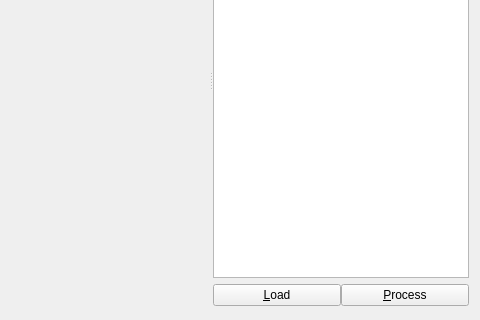
First picture: the form in app/src/tools/core/tabs/PostProcessWidget.ui, repository dysonltd-zz/gts, before the edit; both pictures show x 160 to 640 and y 160 to 480 of the 640 by 480 pixel window.
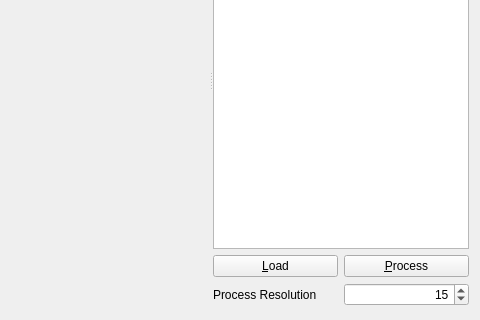
Second picture: the form after the edit. Custom widgets are drawn as their Qt base class.

Commit message: Quick fix to let user set the post process resolution rather than hard coding it or getting it from camera config (the right way)

```diff
--- a/app/src/tools/core/tabs/PostProcessWidget.ui
+++ b/app/src/tools/core/tabs/PostProcessWidget.ui
@@ -117,10 +117,7 @@
           </widget>
          </item>
          <item>
-          <layout class="QHBoxLayout" name="horizontalLayout_2_1">
-           <property name="spacing">
-            <number>0</number>
-           </property>
+          <layout class="QGridLayout" name="gridLayout">
            <property name="leftMargin">
             <number>0</number>
            </property>
@@ -133,7 +130,7 @@
            <property name="bottomMargin">
             <number>3</number>
            </property>
-           <item>
+           <item row="0" column="0">
             <widget class="QPushButton" name="m_loadDataBtn">
              <property name="enabled">
               <bool>true</bool>
@@ -143,7 +140,7 @@
              </property>
             </widget>
            </item>
-           <item>
+           <item row="0" column="1">
             <widget class="QPushButton" name="m_postProcessBtn">
              <property name="enabled">
               <bool>true</bool>
@@ -153,6 +150,26 @@
              </property>
             </widget>
            </item>
+           <item row="1" column="1">
+            <widget class="QSpinBox" name="m_postProcessResolutionSpinBox">
+             <property name="toolTip">
+              <string>Camera resolution used to calculate coverage</string>
+             </property>
+             <property name="alignment">
+              <set>Qt::AlignRight|Qt::AlignTrailing|Qt::AlignVCenter</set>
+             </property>
+             <property name="value">
+              <number>15</number>
+             </property>
+            </widget>
+           </item>
+           <item row="1" column="0">
+            <widget class="QLabel" name="label">
+             <property name="text">
+              <string>Process Resolution</string>
+             </property>
+            </widget>
+           </item>
           </layout>
          </item>
         </layout>
```
The commit also changes 2 other files.
